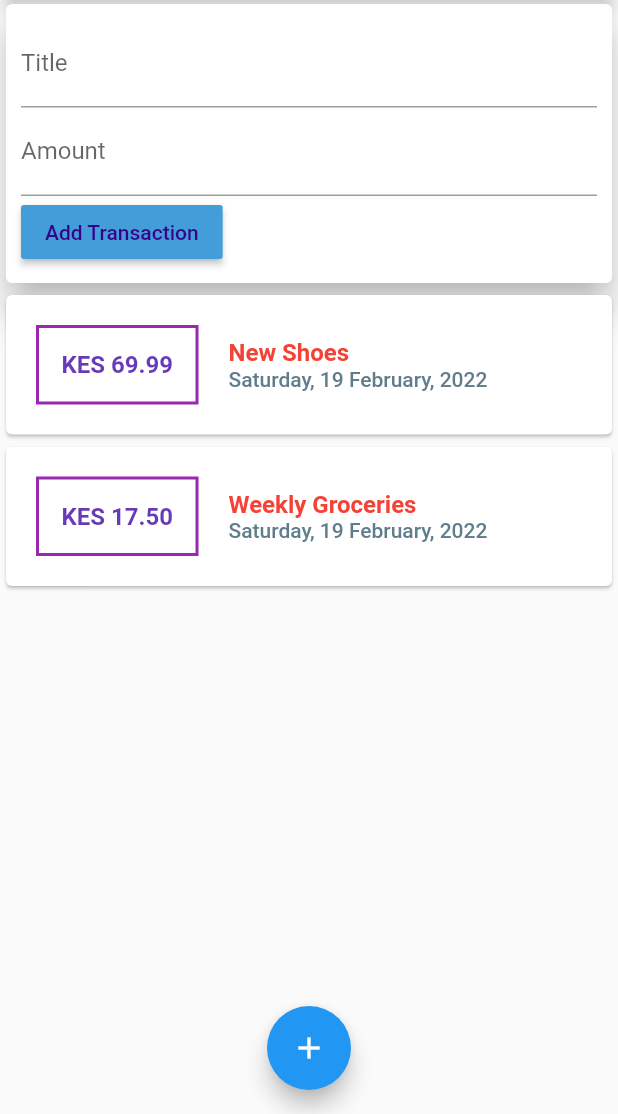
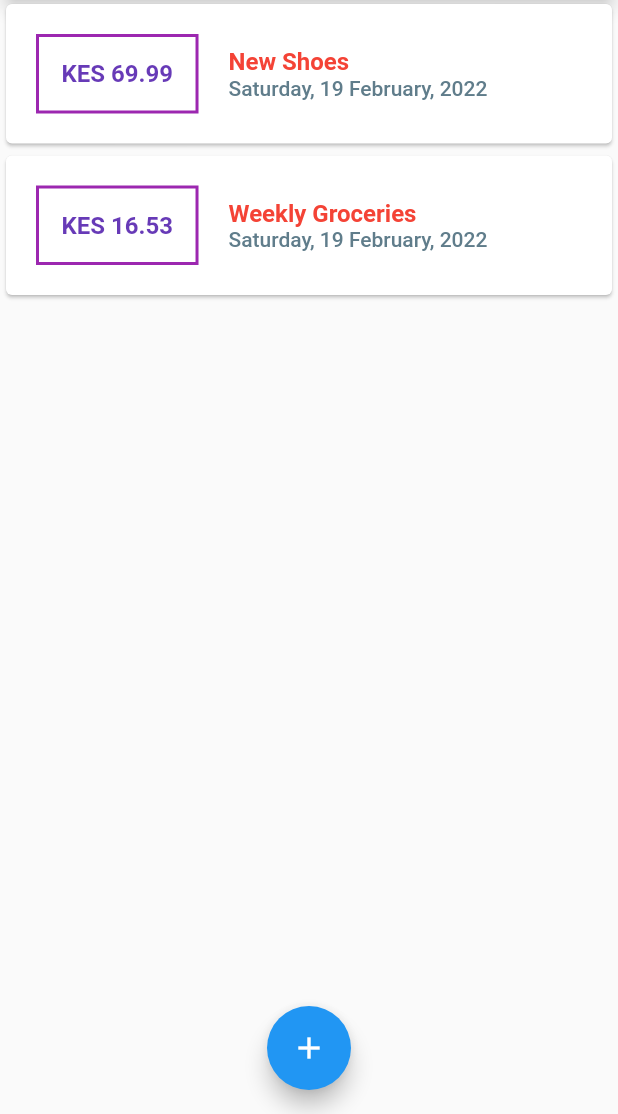
Before and after one commit to muriukiMartin/finance_app, a Flutter app: the screen it shows after launch, on a phone screen of 412 x 824 dp, the part 122-1236 px from its top. Run offline on Flutter 3.47's test engine with Material 2 defaults, Android fonts, the phone set to English and light mode, and no system bars.

Commit message:
Add modal sheet for new transaction

```diff
--- a/lib/main.dart
+++ b/lib/main.dart
@@ -1,5 +1,7 @@
 import 'package:flutter/material.dart';
-import './widgets/user_transactions.dart';
+import 'package:flutter_complete_guide/widgets/transaction_list.dart';
+import './widgets/new_transaction.dart';
+import './models/transaction.dart';
 
 void main() => runApp(MyFinanceApp());
 
@@ -14,9 +16,51 @@ class MyFinanceApp extends StatelessWidget {
   }
 }
 
-class MyHomePage extends StatelessWidget {
-  // String titleInput;
-  // String amountInput;
+class MyHomePage extends StatefulWidget {
+  @override
+  State<MyHomePage> createState() => _MyHomePageState();
+}
+
+class _MyHomePageState extends State<MyHomePage> {
+  final List<Transaction> _userTransactions = [
+    Transaction(
+      id: 't1',
+      title: 'New Shoes',
+      amount: 69.99,
+      date: DateTime.now(),
+    ),
+    Transaction(
+      id: 't2',
+      title: 'Weekly Groceries',
+      amount: 16.53,
+      date: DateTime.now(),
+    ),
+  ];
+
+  void _addNewTransaction(String txTitle, double txAmount) {
+    final newTx = Transaction(
+      title: txTitle,
+      amount: txAmount,
+      date: DateTime.now(),
+      id: DateTime.now().toString(),
+    );
+
+    setState(() {
+      _userTransactions.add(newTx);
+    });
+  }
+
+  void _startAddNewTransaction(BuildContext ctx) {
+    showModalBottomSheet(
+        context: ctx,
+        builder: (bctx) {
+          return GestureDetector(
+            onTap: () {},
+            child: NewTransaction(_addNewTransaction),
+            behavior: HitTestBehavior.opaque,
+          );
+        });
+  }
 
   @override
   Widget build(BuildContext context) {
@@ -28,7 +72,7 @@ class MyHomePage extends StatelessWidget {
             icon: Icon(
               Icons.add,
             ),
-            onPressed: () {},
+            onPressed: () => _startAddNewTransaction(context),
           )
         ],
       ),
@@ -43,14 +87,14 @@ class MyHomePage extends StatelessWidget {
                 elevation: 5,
               ),
             ),
-            UserTransaction(),
+            TransactionList(_userTransactions),
           ],
         ),
       ),
       floatingActionButtonLocation: FloatingActionButtonLocation.centerFloat,
       floatingActionButton: FloatingActionButton(
         child: Icon(Icons.add),
-        onPressed: () {},
+        onPressed: () => _startAddNewTransaction(context),
       ),
     );
   }
--- a/lib/widgets/user_transactions.dart
+++ /dev/null
@@ -1,48 +0,0 @@
-import 'package:flutter/material.dart';
-import './transaction_list.dart';
-import './new_transaction.dart';
-import '../models/transaction.dart';
-
-class UserTransaction extends StatefulWidget {
-  @override
-  _UserTransactionState createState() => _UserTransactionState();
-}
-
-class _UserTransactionState extends State<UserTransaction> {
-  final List<Transaction> _userTransactions = [
-    Transaction(
-      id: 't1',
-      title: 'New Shoes',
-      amount: 69.99,
-      date: DateTime.now(),
-    ),
-    Transaction(
-      id: 't2',
-      title: 'Weekly Groceries',
-      amount: 17.50,
-      date: DateTime.now(),
-    ),
-  ];
-
-  void _addNewTransaction(String title, double amount) {
-    final newTx = Transaction(
-        id: DateTime.now().toString(),
-        title: title,
-        amount: amount,
-        date: DateTime.now());
-
-    setState(() {
-      _userTransactions.add(newTx);
-    });
-  }
-
-  @override
-  Widget build(BuildContext context) {
-    return Column(
-      children: <Widget>[
-        NewTransaction(_addNewTransaction),
-        TransactionList(_userTransactions),
-      ],
-    );
-  }
-}
```
Also changed, not shown: lib/widgets/new_transaction.dart (+11 -5 lines).
